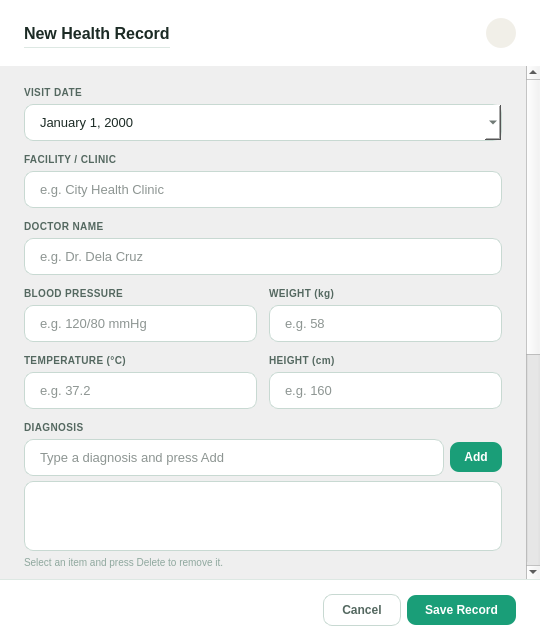
Before: the Qt Designer form src/ui/dialog_add_record.ui in shasheenahdeeneillelumasag/CCC151---Group-Project, drawn with Qt 5.
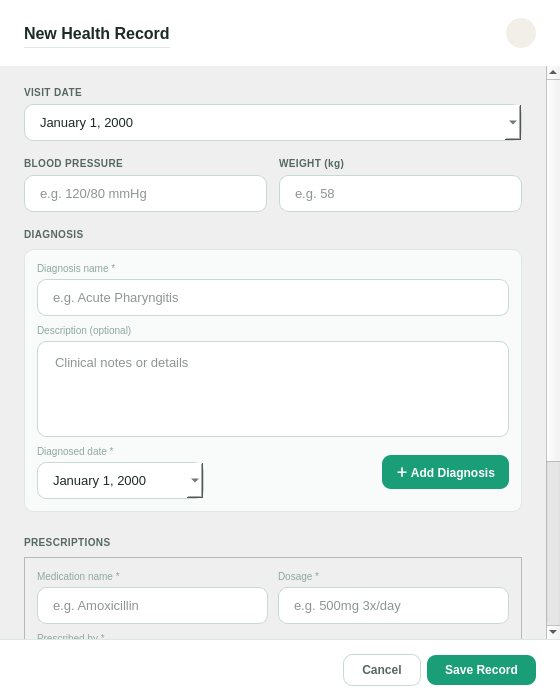
After: the same form once the commit is applied. Icons and pictures are not drawn.

Commit message: fix: documents page now correctly displays and manages uploaded files

Diff of the .ui file:
```diff
--- a/src/ui/dialog_add_record.ui
+++ b/src/ui/dialog_add_record.ui
@@ -6,8 +6,8 @@
    <rect>
     <x>0</x>
     <y>0</y>
-    <width>540</width>
-    <height>640</height>
+    <width>560</width>
+    <height>700</height>
    </rect>
   </property>
   <property name="windowTitle">
@@ -25,82 +25,42 @@
     QComboBox::drop-down { border: none; width: 24px; }
     QFrame#uploadZone { border: 2px dashed #C8D9D2; border-radius: 9px; background: #F8FBFA; }
     QFrame#uploadZone:hover { border-color: #1A9E78; background: #E3F5EE; }
+    QFrame#subFormBox { border: 1px solid #DDE8E3; border-radius: 9px; background: #F8FBFA; }
+    QFrame#entryListContainer { background: transparent; border: none; }
    </string>
   </property>
+
   <layout class="QVBoxLayout" name="recordDialogLayout">
-   <property name="spacing">
-    <number>0</number>
-   </property>
-   <property name="leftMargin">
-    <number>0</number>
-   </property>
-   <property name="topMargin">
-    <number>0</number>
-   </property>
-   <property name="rightMargin">
-    <number>0</number>
-   </property>
-   <property name="bottomMargin">
-    <number>0</number>
-   </property>
+   <property name="spacing"><number>0</number></property>
+   <property name="leftMargin"><number>0</number></property>
+   <property name="topMargin"><number>0</number></property>
+   <property name="rightMargin"><number>0</number></property>
+   <property name="bottomMargin"><number>0</number></property>
    <item>
     <widget class="QFrame" name="dialogHead">
-     <property name="styleSheet">
-      <string>QFrame { border-bottom: 1px solid #DDE8E3; }</string>
-     </property>
+     <property name="styleSheet"><string>QFrame { border-bottom: 1px solid #DDE8E3; }</string></property>
      <layout class="QHBoxLayout">
-      <property name="leftMargin">
-       <number>24</number>
-      </property>
-      <property name="topMargin">
-       <number>18</number>
-      </property>
-      <property name="rightMargin">
-       <number>24</number>
-      </property>
-      <property name="bottomMargin">
-       <number>18</number>
-      </property>
+      <property name="leftMargin"><number>24</number></property>
+      <property name="topMargin"><number>18</number></property>
+      <property name="rightMargin"><number>24</number></property>
+      <property name="bottomMargin"><number>18</number></property>
       <item>
        <widget class="QLabel" name="label">
-        <property name="styleSheet">
-         <string>QLabel { font-size: 16px; font-weight: bold; color: #1C2B25; }</string>
-        </property>
-        <property name="text">
-         <string>New Health Record</string>
-        </property>
+        <property name="styleSheet"><string>QLabel { font-size: 16px; font-weight: bold; color: #1C2B25; }</string></property>
+        <property name="text"><string>New Health Record</string></property>
        </widget>
       </item>
       <item>
        <spacer>
-        <property name="orientation">
-         <enum>Qt::Horizontal</enum>
-        </property>
-        <property name="sizeHint" stdset="0">
-         <size>
-          <width>0</width>
-          <height>0</height>
-         </size>
-        </property>
+        <property name="orientation"><enum>Qt::Horizontal</enum></property>
+        <property name="sizeHint" stdset="0"><size><width>0</width><height>0</height></size></property>
        </spacer>
       </item>
       <item>
        <widget class="QPushButton" name="btnClose">
-        <property name="minimumSize">
-         <size>
-          <width>30</width>
-          <height>30</height>
-         </size>
-        </property>
-        <property name="maximumSize">
-         <size>
-          <width>30</width>
-          <height>30</height>
-         </size>
-        </property>
-        <property name="styleSheet">
-         <string>QPushButton { background: #F1EFE8; color: #546860; border: none; border-radius: 15px; font-size: 13px; } QPushButton:hover { background: #DDE8E3; }</string>
-        </property>
+        <property name="minimumSize"><size><width>30</width><height>30</height></size></property>
+        <property name="maximumSize"><size><width>30</width><height>30</height></size></property>
+        <property name="styleSheet"><string>QPushButton { background: #F1EFE8; color: #546860; border: none; border-radius: 15px; font-size: 13px; } QPushButton:hover { background: #DDE8E3; }</string></property>
         <property name="text"><string></string></property>
        </widget>
       </item>
@@ -109,477 +69,393 @@
    </item>
    <item>
     <widget class="QScrollArea" name="bodyScroll">
-     <property name="frameShape">
-      <enum>QFrame::Shape::NoFrame</enum>
-     </property>
-     <property name="widgetResizable">
-      <bool>true</bool>
-     </property>
+     <property name="frameShape"><enum>QFrame::Shape::NoFrame</enum></property>
+     <property name="widgetResizable"><bool>true</bool></property>
      <widget class="QWidget" name="bodyContent">
       <layout class="QVBoxLayout">
-       <property name="spacing">
-        <number>14</number>
-       </property>
-       <property name="leftMargin">
-        <number>24</number>
-       </property>
-       <property name="topMargin">
-        <number>20</number>
-       </property>
-       <property name="rightMargin">
-        <number>24</number>
-       </property>
-       <property name="bottomMargin">
-        <number>20</number>
-       </property>
+       <property name="spacing"><number>16</number></property>
+       <property name="leftMargin"><number>24</number></property>
+       <property name="topMargin"><number>20</number></property>
+       <property name="rightMargin"><number>24</number></property>
+       <property name="bottomMargin"><number>20</number></property>
        <item>
-        <layout class="QGridLayout">
-         <property name="spacing">
-          <number>12</number>
-         </property>
-
-         
-         <item row="0" column="0" colspan="2">
-          <layout class="QVBoxLayout">
-           <property name="spacing">
-            <number>5</number>
-           </property>
-           <item>
-            <widget class="QLabel" name="label">
-             <property name="styleSheet">
-              <string>QLabel { font-size: 10px; font-weight: bold; color: #546860; letter-spacing: 0.4px; }</string>
-             </property>
-             <property name="text">
-              <string>VISIT DATE</string>
-             </property>
-            </widget>
-           </item>
-           <item>
-            <widget class="QDateEdit" name="inputVisitDate">
-             <property name="locale">
-              <locale language="English" country="AmericanSamoa" />
-             </property>
-             <property name="displayFormat">
-              <string>MMMM d, yyyy</string>
-             </property>
-             <property name="calendarPopup">
-              <bool>true</bool>
-             </property>
-            </widget>
-           </item>
-          </layout>
+        <layout class="QVBoxLayout">
+         <property name="spacing"><number>5</number></property>
+         <item>
+          <widget class="QLabel">
+           <property name="styleSheet"><string>QLabel { font-size: 10px; font-weight: bold; color: #546860; letter-spacing: 0.4px; }</string></property>
+           <property name="text"><string>VISIT DATE</string></property>
+          </widget>
          </item>
-
-         
-         <item row="1" column="0" colspan="2">
-          <layout class="QVBoxLayout">
-           <property name="spacing">
-            <number>5</number>
-           </property>
-           <item>
-            <widget class="QLabel" name="label">
-             <property name="styleSheet">
-              <string>QLabel { font-size: 10px; font-weight: bold; color: #546860; letter-spacing: 0.4px; }</string>
-             </property>
-             <property name="text">
-              <string>FACILITY / CLINIC</string>
-             </property>
-            </widget>
-           </item>
-           <item>
-            <widget class="QLineEdit" name="inputFacility">
-             <property name="placeholderText">
-              <string>e.g. City Health Clinic</string>
-             </property>
-            </widget>
-           </item>
-          </layout>
+         <item>
+          <widget class="QDateEdit" name="inputVisitDate">
+           <property name="locale"><locale language="English" country="AmericanSamoa"/></property>
+           <property name="displayFormat"><string>MMMM d, yyyy</string></property>
+           <property name="calendarPopup"><bool>true</bool></property>
+          </widget>
          </item>
+        </layout>
+       </item>
+       <item>
+        <layout class="QHBoxLayout">
+         <property name="spacing"><number>12</number></property>
 
-         
-         <item row="2" column="0" colspan="2">
+         <item>
           <layout class="QVBoxLayout">
-           <property name="spacing">
-            <number>5</number>
-           </property>
+           <property name="spacing"><number>5</number></property>
            <item>
-            <widget class="QLabel" name="label">
-             <property name="styleSheet">
-              <string>QLabel { font-size: 10px; font-weight: bold; color: #546860; letter-spacing: 0.4px; }</string>
-             </property>
-             <property name="text">
-              <string>DOCTOR NAME</string>
-             </property>
-            </widget>
-           </item>
-           <item>
-            <widget class="QLineEdit" name="inputDoctor">
-             <property name="placeholderText">
-              <string>e.g. Dr. Dela Cruz</string>
-             </property>
-            </widget>
-           </item>
-          </layout>
-         </item>
-
-         
-         <item row="3" column="0">
-          <layout class="QVBoxLayout">
-           <property name="spacing">
-            <number>5</number>
-           </property>
-           <item>
-            <widget class="QLabel" name="label">
-             <property name="styleSheet">
-              <string>QLabel { font-size: 10px; font-weight: bold; color: #546860; letter-spacing: 0.4px; }</string>
-             </property>
-             <property name="text">
-              <string>BLOOD PRESSURE</string>
-             </property>
+            <widget class="QLabel">
+             <property name="styleSheet"><string>QLabel { font-size: 10px; font-weight: bold; color: #546860; letter-spacing: 0.4px; }</string></property>
+             <property name="text"><string>BLOOD PRESSURE</string></property>
             </widget>
            </item>
            <item>
             <widget class="QLineEdit" name="inputBP">
-             <property name="placeholderText">
-              <string>e.g. 120/80 mmHg</string>
-             </property>
+             <property name="placeholderText"><string>e.g. 120/80 mmHg</string></property>
             </widget>
            </item>
           </layout>
          </item>
 
-         
-         <item row="3" column="1">
+         <item>
           <layout class="QVBoxLayout">
-           <property name="spacing">
-            <number>5</number>
-           </property>
+           <property name="spacing"><number>5</number></property>
            <item>
-            <widget class="QLabel" name="label">
-             <property name="styleSheet">
-              <string>QLabel { font-size: 10px; font-weight: bold; color: #546860; letter-spacing: 0.4px; }</string>
-             </property>
-             <property name="text">
-              <string>WEIGHT (kg)</string>
-             </property>
+            <widget class="QLabel">
+             <property name="styleSheet"><string>QLabel { font-size: 10px; font-weight: bold; color: #546860; letter-spacing: 0.4px; }</string></property>
+             <property name="text"><string>WEIGHT (kg)</string></property>
             </widget>
            </item>
            <item>
             <widget class="QLineEdit" name="inputWeight">
-             <property name="placeholderText">
-              <string>e.g. 58</string>
-             </property>
+             <property name="placeholderText"><string>e.g. 58</string></property>
             </widget>
            </item>
           </layout>
          </item>
 
-         
-         <item row="4" column="0">
-          <layout class="QVBoxLayout">
-           <property name="spacing">
-            <number>5</number>
-           </property>
-           <item>
-            <widget class="QLabel" name="label">
-             <property name="styleSheet">
-              <string>QLabel { font-size: 10px; font-weight: bold; color: #546860; letter-spacing: 0.4px; }</string>
-             </property>
-             <property name="text">
-              <string>TEMPERATURE (°C)</string>
-             </property>
-            </widget>
-           </item>
-           <item>
-            <widget class="QLineEdit" name="inputTemp">
-             <property name="placeholderText">
-              <string>e.g. 37.2</string>
-             </property>
-            </widget>
-           </item>
-          </layout>
-         </item>
+        </layout>
+       </item>
+       <item>
+        <layout class="QVBoxLayout">
+         <property name="spacing"><number>8</number></property>
 
-         
-         <item row="4" column="1">
-          <layout class="QVBoxLayout">
-           <property name="spacing">
-            <number>5</number>
-           </property>
-           <item>
-            <widget class="QLabel" name="label">
-             <property name="styleSheet">
-              <string>QLabel { font-size: 10px; font-weight: bold; color: #546860; letter-spacing: 0.4px; }</string>
-             </property>
-             <property name="text">
-              <string>HEIGHT (cm)</string>
-             </property>
-            </widget>
-           </item>
-           <item>
-            <widget class="QLineEdit" name="inputHeight">
-             <property name="placeholderText">
-              <string>e.g. 160</string>
-             </property>
-            </widget>
-           </item>
-          </layout>
+         <item>
+          <widget class="QLabel">
+           <property name="styleSheet"><string>QLabel { font-size: 10px; font-weight: bold; color: #546860; letter-spacing: 0.4px; }</string></property>
+           <property name="text"><string>DIAGNOSIS</string></property>
+          </widget>
          </item>
+         <item>
+          <widget class="QFrame" name="subFormBox" objectName="subFormBox">
+           <property name="frameShape"><enum>QFrame::Shape::StyledPanel</enum></property>
+           <layout class="QVBoxLayout">
+            <property name="spacing"><number>8</number></property>
+            <property name="leftMargin"><number>12</number></property>
+            <property name="topMargin"><number>12</number></property>
+            <property name="rightMargin"><number>12</number></property>
+            <property name="bottomMargin"><number>12</number></property>
+            <item>
+             <layout class="QVBoxLayout">
+              <property name="spacing"><number>4</number></property>
+              <item>
+               <widget class="QLabel">
+                <property name="styleSheet"><string>QLabel { font-size: 10px; color: #8FA89E; }</string></property>
+                <property name="text"><string>Diagnosis name *</string></property>
+               </widget>
+              </item>
+              <item>
+               <widget class="QLineEdit" name="inputDiagnosisName">
+                <property name="placeholderText"><string>e.g. Acute Pharyngitis</string></property>
+               </widget>
+              </item>
+             </layout>
+            </item>
+            <item>
+             <layout class="QVBoxLayout">
+              <property name="spacing"><number>4</number></property>
+              <item>
+               <widget class="QLabel">
+                <property name="styleSheet"><string>QLabel { font-size: 10px; color: #8FA89E; }</string></property>
+                <property name="text"><string>Description (optional)</string></property>
+               </widget>
+              </item>
+              <item>
+               <widget class="QTextEdit" name="inputDiagnosisDescription">
+                <property name="placeholderText"><string>Clinical notes or details</string></property>
+                <property name="maximumHeight"><number>70</number></property>
+               </widget>
+              </item>
+             </layout>
+            </item>
+            <item>
+             <layout class="QHBoxLayout">
+              <property name="spacing"><number>8</number></property>
+              <item>
+               <layout class="QVBoxLayout">
+                <property name="spacing"><number>4</number></property>
+                <item>
+                 <widget class="QLabel">
+                  <property name="styleSheet"><string>QLabel { font-size: 10px; color: #8FA89E; }</string></property>
+                  <property name="text"><string>Diagnosed date *</string></property>
+                 </widget>
+                </item>
+                <item>
+                 <widget class="QDateEdit" name="inputDiagnosisDate">
+                  <property name="locale"><locale language="English" country="AmericanSamoa"/></property>
+                  <property name="displayFormat"><string>MMMM d, yyyy</string></property>
+                  <property name="calendarPopup"><bool>true</bool></property>
+                 </widget>
+                </item>
+               </layout>
+              </item>
+              <item>
+               <spacer>
+                <property name="orientation"><enum>Qt::Horizontal</enum></property>
+                <property name="sizeHint" stdset="0"><size><width>0</width><height>0</height></size></property>
+               </spacer>
+              </item>
+              <item>
+               <widget class="QPushButton" name="btnAddDiagnosis">
+                <property name="text"><string>＋ Add Diagnosis</string></property>
+                <property name="styleSheet"><string>QPushButton { background: #1A9E78; color: #FFF; font-size: 12px; font-weight: 600; border: none; border-radius: 9px; padding: 8px 14px; } QPushButton:hover { background: #0D6B52; }</string></property>
+                <property name="minimumHeight"><number>36</number></property>
+               </widget>
+              </item>
+             </layout>
+            </item>
 
-         
-         <item row="5" column="0" colspan="2">
-          <layout class="QVBoxLayout">
-           <property name="spacing">
-            <number>5</number>
-           </property>
-           <item>
-            <widget class="QLabel" name="label">
-             <property name="styleSheet">
-              <string>QLabel { font-size: 10px; font-weight: bold; color: #546860; letter-spacing: 0.4px; }</string>
-             </property>
-             <property name="text">
-              <string>DIAGNOSIS</string>
-             </property>
-            </widget>
-           </item>
-           <item>
-            <layout class="QHBoxLayout">
-             <property name="spacing">
-              <number>6</number>
-             </property>
-             <item>
-              <widget class="QLineEdit" name="inputDiagnosisEntry">
-               <property name="placeholderText">
-                <string>Type a diagnosis and press Add</string>
-               </property>
-              </widget>
-             </item>
-             <item>
-              <widget class="QPushButton" name="btnAddDiagnosis">
-               <property name="text">
-                <string>Add</string>
-               </property>
-               <property name="styleSheet">
-                <string>QPushButton { background: #1A9E78; color: #FFF; font-size: 12px; font-weight: 600; border: none; border-radius: 9px; padding: 8px 14px; } QPushButton:hover { background: #0D6B52; }</string>
-               </property>
-              </widget>
-             </item>
-            </layout>
-           </item>
-           <item>
-            <widget class="QListWidget" name="listDiagnosis">
-             <property name="styleSheet">
-              <string>QListWidget { border: 1px solid #C8D9D2; border-radius: 9px; padding: 4px; font-size: 13px; color: #1C2B25; background: #FFFFFF; min-height: 60px; } QListWidget::item { padding: 4px 6px; border-radius: 5px; } QListWidget::item:selected { background: #E3F5EE; color: #1C2B25; }</string>
-             </property>
-            </widget>
-           </item>
-           <item>
-            <widget class="QLabel" name="labelDiagnosisHint">
-             <property name="text">
-              <string>Select an item and press Delete to remove it.</string>
-             </property>
-             <property name="styleSheet">
-              <string>QLabel { font-size: 10px; color: #8FA89E; }</string>
-             </property>
-            </widget>
-           </item>
-          </layout>
+           </layout>
+          </widget>
          </item>
+         <item>
+          <widget class="QFrame" name="entryListContainer" objectName="entryListContainer">
+           <property name="frameShape"><enum>QFrame::Shape::NoFrame</enum></property>
+           <layout class="QVBoxLayout" name="diagnosisEntriesLayout">
+            <property name="spacing"><number>6</number></property>
+            <property name="leftMargin"><number>0</number></property>
+            <property name="topMargin"><number>0</number></property>
+            <property name="rightMargin"><number>0</number></property>
+            <property name="bottomMargin"><number>0</number></property>
+           </layout>
+          </widget>
+         </item>
 
-         
-         <item row="6" column="0" colspan="2">
-          <layout class="QVBoxLayout">
-           <property name="spacing">
-            <number>5</number>
-           </property>
-           <item>
-            <widget class="QLabel" name="label">
-             <property name="styleSheet">
-              <string>QLabel { font-size: 10px; font-weight: bold; color: #546860; letter-spacing: 0.4px; }</string>
-             </property>
-             <property name="text">
-              <string>PRESCRIPTIONS</string>
-             </property>
-            </widget>
-           </item>
-           <item>
-            <layout class="QHBoxLayout">
-             <property name="spacing">
-              <number>6</number>
-             </property>
-             <item>
-              <widget class="QLineEdit" name="inputRxEntry">
-               <property name="placeholderText">
-                <string>e.g. Amoxicillin 500mg — type and press Add</string>
-               </property>
-              </widget>
-             </item>
-             <item>
-              <widget class="QPushButton" name="btnAddRx">
-               <property name="text">
-                <string>Add</string>
-               </property>
-               <property name="styleSheet">
-                <string>QPushButton { background: #1A9E78; color: #FFF; font-size: 12px; font-weight: 600; border: none; border-radius: 9px; padding: 8px 14px; } QPushButton:hover { background: #0D6B52; }</string>
-               </property>
-              </widget>
-             </item>
-            </layout>
-           </item>
-           <item>
-            <widget class="QListWidget" name="listRx">
-             <property name="styleSheet">
-              <string>QListWidget { border: 1px solid #C8D9D2; border-radius: 9px; padding: 4px; font-size: 13px; color: #1C2B25; background: #FFFFFF; min-height: 60px; } QListWidget::item { padding: 4px 6px; border-radius: 5px; } QListWidget::item:selected { background: #E3F5EE; color: #1C2B25; }</string>
-             </property>
-            </widget>
-           </item>
-           <item>
-            <widget class="QLabel" name="labelRxHint">
-             <property name="text">
-              <string>Select an item and press Delete to remove it.</string>
-             </property>
-             <property name="styleSheet">
-              <string>QLabel { font-size: 10px; color: #8FA89E; }</string>
-             </property>
-            </widget>
-           </item>
-          </layout>
+        </layout>
+       </item>
+       <item>
+        <layout class="QVBoxLayout">
+         <property name="spacing"><number>8</number></property>
+
+         <item>
+          <widget class="QLabel">
+           <property name="styleSheet"><string>QLabel { font-size: 10px; font-weight: bold; color: #546860; letter-spacing: 0.4px; }</string></property>
+           <property name="text"><string>PRESCRIPTIONS</string></property>
+          </widget>
          </item>
+         <item>
+          <widget class="QFrame" name="rxSubFormBox" objectName="subFormBox">
+           <property name="frameShape"><enum>QFrame::Shape::StyledPanel</enum></property>
+           <layout class="QVBoxLayout">
+            <property name="spacing"><number>8</number></property>
+            <property name="leftMargin"><number>12</number></property>
+            <property name="topMargin"><number>12</number></property>
+            <property name="rightMargin"><number>12</number></property>
+            <property name="bottomMargin"><number>12</number></property>
+            <item>
+             <layout class="QHBoxLayout">
+              <property name="spacing"><number>10</number></property>
 
-         
-         <item row="7" column="0" colspan="2">
-          <layout class="QVBoxLayout">
-           <property name="spacing">
-            <number>5</number>
-           </property>
-           <item>
-            <widget class="QLabel" name="label">
-             <property name="styleSheet">
-              <string>QLabel { font-size: 10px; font-weight: bold; color: #546860; letter-spacing: 0.4px; }</string>
-             </property>
-             <property name="text">
-              <string>NOTES</string>
-             </property>
-            </widget>
-           </item>
-           <item>
-            <widget class="QTextEdit" name="inputNotes">
-             <property name="placeholderText">
-              <string>Additional notes or observations</string>
-             </property>
-            </widget>
-           </item>
-          </layout>
+              <item>
+               <layout class="QVBoxLayout">
+                <property name="spacing"><number>4</number></property>
+                <item>
+                 <widget class="QLabel">
+                  <property name="styleSheet"><string>QLabel { font-size: 10px; color: #8FA89E; }</string></property>
+                  <property name="text"><string>Medication name *</string></property>
+                 </widget>
+                </item>
+                <item>
+                 <widget class="QLineEdit" name="inputRxName">
+                  <property name="placeholderText"><string>e.g. Amoxicillin</string></property>
+                 </widget>
+                </item>
+               </layout>
+              </item>
+
+              <item>
+               <layout class="QVBoxLayout">
+                <property name="spacing"><number>4</number></property>
+                <item>
+                 <widget class="QLabel">
+                  <property name="styleSheet"><string>QLabel { font-size: 10px; color: #8FA89E; }</string></property>
+                  <property name="text"><string>Dosage *</string></property>
+                 </widget>
+                </item>
+                <item>
+                 <widget class="QLineEdit" name="inputRxDosage">
+                  <property name="placeholderText"><string>e.g. 500mg 3x/day</string></property>
+                 </widget>
+                </item>
+               </layout>
+              </item>
+
+             </layout>
+            </item>
+            <item>
+             <layout class="QVBoxLayout">
+              <property name="spacing"><number>4</number></property>
+              <item>
+               <widget class="QLabel">
+                <property name="styleSheet"><string>QLabel { font-size: 10px; color: #8FA89E; }</string></property>
+                <property name="text"><string>Prescribed by *</string></property>
+               </widget>
+              </item>
+              <item>
+               <widget class="QLineEdit" name="inputRxPrescribedBy">
+                <property name="placeholderText"><string>e.g. Dr. Dela Cruz</string></property>
+               </widget>
+              </item>
+             </layout>
+            </item>
+            <item>
+             <layout class="QHBoxLayout">
+              <property name="spacing"><number>8</number></property>
+              <item>
+               <layout class="QVBoxLayout">
+                <property name="spacing"><number>4</number></property>
+                <item>
+                 <widget class="QLabel">
+                  <property name="styleSheet"><string>QLabel { font-size: 10px; color: #8FA89E; }</string></property>
+                  <property name="text"><string>Prescribed date *</string></property>
+                 </widget>
+                </item>
+                <item>
+                 <widget class="QDateEdit" name="inputRxDate">
+                  <property name="locale"><locale language="English" country="AmericanSamoa"/></property>
+                  <property name="displayFormat"><string>MMMM d, yyyy</string></property>
+                  <property name="calendarPopup"><bool>true</bool></property>
+                 </widget>
+                </item>
+               </layout>
+              </item>
+              <item>
+               <spacer>
+                <property name="orientation"><enum>Qt::Horizontal</enum></property>
+                <property name="sizeHint" stdset="0"><size><width>0</width><height>0</height></size></property>
+               </spacer>
+              </item>
+              <item>
+               <widget class="QPushButton" name="btnAddRx">
+                <property name="text"><string>＋ Add Prescription</string></property>
+                <property name="styleSheet"><string>QPushButton { background: #1A9E78; color: #FFF; font-size: 12px; font-weight: 600; border: none; border-radius: 9px; padding: 8px 14px; } QPushButton:hover { background: #0D6B52; }</string></property>
+                <property name="minimumHeight"><number>36</number></property>
+               </widget>
+              </item>
+             </layout>
+            </item>
+
+           </layout>
+          </widget>
          </item>
+         <item>
+          <widget class="QFrame" name="rxEntryListContainer" objectName="entryListContainer">
+           <property name="frameShape"><enum>QFrame::Shape::NoFrame</enum></property>
+           <layout class="QVBoxLayout" name="rxEntriesLayout">
+            <property name="spacing"><number>6</number></property>
+            <property name="leftMargin"><number>0</number></property>
+            <property name="topMargin"><number>0</number></property>
+            <property name="rightMargin"><number>0</number></property>
+            <property name="bottomMargin"><number>0</number></property>
+           </layout>
+          </widget>
+         </item>
 
         </layout>
        </item>
        <item>
-        <widget class="QLabel" name="label">
-         <property name="styleSheet">
-          <string>QLabel { font-size: 10px; font-weight: bold; color: #546860; letter-spacing: 0.4px; }</string>
-         </property>
-         <property name="text">
-          <string>ATTACH DOCUMENT</string>
-         </property>
-        </widget>
+        <layout class="QVBoxLayout">
+         <property name="spacing"><number>6</number></property>
+         <item>
+          <widget class="QLabel">
+           <property name="styleSheet"><string>QLabel { font-size: 10px; font-weight: bold; color: #546860; letter-spacing: 0.4px; }</string></property>
+           <property name="text"><string>ATTACH DOCUMENTS</string></property>
+          </widget>
+         </item>
+         <item>
+          <widget class="QFrame" name="uploadZone">
+           <property name="cursor"><cursorShape>PointingHandCursor</cursorShape></property>
+           <property name="minimumHeight"><number>80</number></property>
+           <layout class="QVBoxLayout">
+            <property name="spacing"><number>5</number></property>
+            <item>
+             <widget class="QLabel" name="lblUploadIcon">
+              <property name="styleSheet"><string>QLabel { color: #1A9E78; }</string></property>
+              <property name="pixmap"><pixmap><normaloff>:/assets/ic_upload.svg</normaloff>:/assets/ic_upload.svg</pixmap></property>
+              <property name="scaledContents"><bool>true</bool></property>
+              <property name="alignment"><set>Qt::AlignmentFlag::AlignCenter</set></property>
+             </widget>
+            </item>
+            <item>
+             <widget class="QLabel" name="lblUploadHint">
+              <property name="styleSheet"><string>QLabel { font-size: 12px; color: #546860; }</string></property>
+              <property name="text"><string>Click to upload — images, PDFs, or any file</string></property>
+              <property name="alignment"><set>Qt::AlignmentFlag::AlignCenter</set></property>
+             </widget>
+            </item>
+           </layout>
+          </widget>
+         </item>
+         <item>
+          <widget class="QFrame" name="uploadedFilesContainer" objectName="entryListContainer">
+           <property name="frameShape"><enum>QFrame::Shape::NoFrame</enum></property>
+           <layout class="QVBoxLayout" name="uploadedFilesLayout">
+            <property name="spacing"><number>4</number></property>
+            <property name="leftMargin"><number>0</number></property>
+            <property name="topMargin"><number>0</number></property>
+            <property name="rightMargin"><number>0</number></property>
+            <property name="bottomMargin"><number>0</number></property>
+           </layout>
+          </widget>
+         </item>
+
+        </layout>
        </item>
-       <item>
-        <widget class="QFrame" name="uploadZone">
-         <property name="cursor">
-          <cursorShape>PointingHandCursor</cursorShape>
-         </property>
-         <layout class="QVBoxLayout">
-          <property name="spacing">
-           <number>5</number>
-          </property>
-          <item>
-           <widget class="QLabel" name="label">
-            <property name="styleSheet">
-             <string>QLabel {
-    color: #1A9E78; }</string>
-            </property>
-            <property name="pixmap"><pixmap><normaloff>:/assets/ic_upload.svg</normaloff>:/assets/ic_upload.svg</pixmap></property>
-     <property name="scaledContents"><bool>true</bool></property>
-            <property name="alignment">
-             <set>Qt::AlignmentFlag::AlignCenter</set>
-            </property>
-           </widget>
-          </item>
-          <item>
-           <widget class="QLabel" name="label">
-            <property name="styleSheet">
-             <string>QLabel { font-size: 12px; color: #546860; }</string>
-            </property>
-            <property name="text">
-             <string>Upload receipt, prescription or lab result</string>
-            </property>
-            <property name="alignment">
-             <set>Qt::AlignmentFlag::AlignCenter</set>
-            </property>
-           </widget>
-          </item>
-         </layout>
-        </widget>
-       </item>
+
       </layout>
      </widget>
     </widget>
    </item>
    <item>
     <widget class="QFrame" name="dialogFoot">
-     <property name="styleSheet">
-      <string>QFrame { border-top: 1px solid #DDE8E3; }</string>
-     </property>
+     <property name="styleSheet"><string>QFrame { border-top: 1px solid #DDE8E3; }</string></property>
      <layout class="QHBoxLayout">
-      <property name="leftMargin">
-       <number>24</number>
-      </property>
-      <property name="topMargin">
-       <number>14</number>
-      </property>
-      <property name="rightMargin">
-       <number>24</number>
-      </property>
-      <property name="bottomMargin">
-       <number>14</number>
-      </property>
+      <property name="leftMargin"><number>24</number></property>
+      <property name="topMargin"><number>14</number></property>
+      <property name="rightMargin"><number>24</number></property>
+      <property name="bottomMargin"><number>14</number></property>
       <item>
        <spacer>
-        <property name="orientation">
-         <enum>Qt::Horizontal</enum>
-        </property>
-        <property name="sizeHint" stdset="0">
-         <size>
-          <width>0</width>
-          <height>0</height>
-         </size>
-        </property>
+        <property name="orientation"><enum>Qt::Horizontal</enum></property>
+        <property name="sizeHint" stdset="0"><size><width>0</width><height>0</height></size></property>
        </spacer>
       </item>
       <item>
        <widget class="QPushButton" name="btnCancel">
-        <property name="styleSheet">
-         <string>QPushButton { background: transparent; color: #546860; font-size: 12px; font-weight: 600; border: 1px solid #C8D9D2; border-radius: 9px; padding: 8px 18px; } QPushButton:hover { background: #F2F7F5; }</string>
-        </property>
-        <property name="text">
-         <string>Cancel</string>
-        </property>
+        <property name="styleSheet"><string>QPushButton { background: transparent; color: #546860; font-size: 12px; font-weight: 600; border: 1px solid #C8D9D2; border-radius: 9px; padding: 8px 18px; } QPushButton:hover { background: #F2F7F5; }</string></property>
+        <property name="text"><string>Cancel</string></property>
        </widget>
       </item>
       <item>
        <widget class="QPushButton" name="btnSave">
-        <property name="styleSheet">
-         <string>QPushButton { background: #1A9E78; color: #FFF; font-size: 12px; font-weight: 600; border: none; border-radius: 9px; padding: 8px 18px; } QPushButton:hover { background: #0D6B52; }</string>
-        </property>
-        <property name="text">
-         <string>Save Record</string>
-        </property>
+        <property name="styleSheet"><string>QPushButton { background: #1A9E78; color: #FFF; font-size: 12px; font-weight: 600; border: none; border-radius: 9px; padding: 8px 18px; } QPushButton:hover { background: #0D6B52; }</string></property>
+        <property name="text"><string>Save Record</string></property>
        </widget>
       </item>
      </layout>
     </widget>
    </item>
+
   </layout>
  </widget>
  <resources />
```
Left out of the diff: 4 changed lines with no effect on the pictures. The commit also changes 7 other files.
